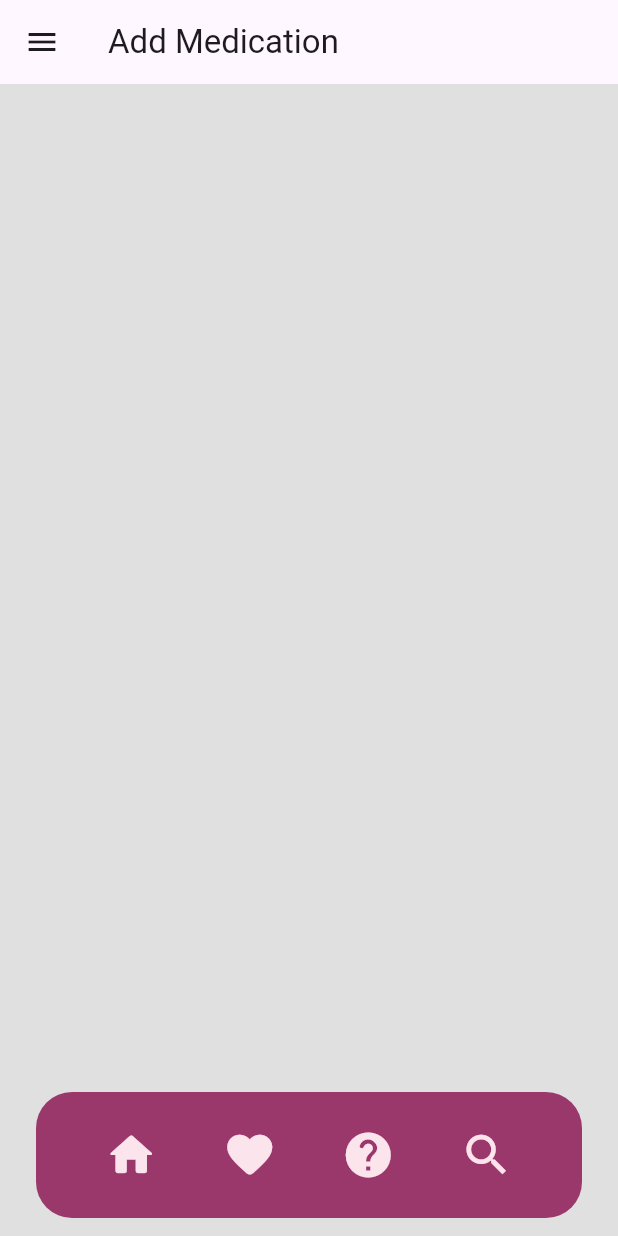
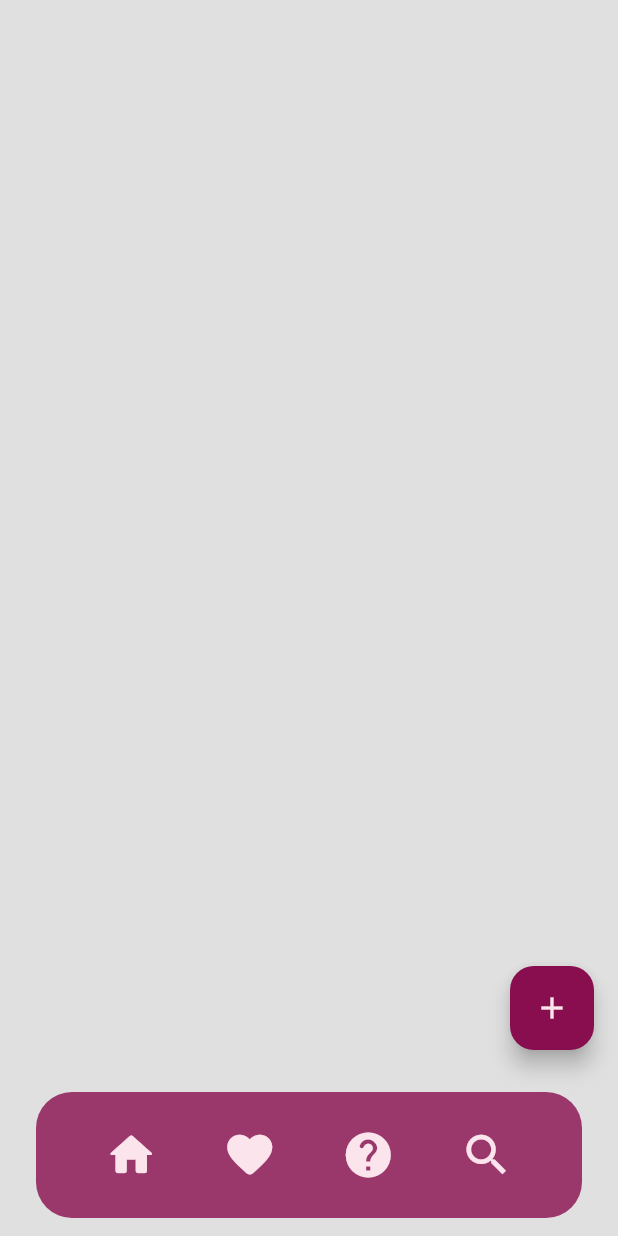
Before and after one commit to sreyasaju/heartSync, a Flutter app: the MedicationLogger screen opened directly, on a phone screen of 412 x 824 dp. Run offline on Flutter 3.47's test engine with Material 3 defaults, Android fonts, the phone set to English and light mode, and no system bars; Roboto replaces fonts that are missing (BalooChettan2).

Commit message:
update medication logger button

```diff
--- a/lib/pages/medication_logger.dart
+++ b/lib/pages/medication_logger.dart
@@ -1,8 +1,6 @@
 import "package:flutter/material.dart";
 import 'package:heart_sync/components/side_menu.dart';
 import 'package:heart_sync/components/nav_bar.dart';
-
-
 
 class MedicationLogger extends StatefulWidget {
   const MedicationLogger({super.key});
@@ -12,17 +10,31 @@ class MedicationLogger extends StatefulWidget {
 }
 
 class _MedicationLoggerState extends State<MedicationLogger> {
+  final _formGlobalKey = GlobalKey<FormState>();
   @override
   Widget build(BuildContext context) {
     return Scaffold(
-      appBar: AppBar(
-        title: Text("Add Medication"),
-        ),
-      extendBody: true,
       backgroundColor: Colors.grey[300],
       drawer: const SideMenu(),
       bottomNavigationBar: const NavBar(),
+      floatingActionButton: FloatingActionButton(
+        backgroundColor: Colors.pink[900],
+        foregroundColor: Colors.pink[50],
+        onPressed: () {
+          // Respond to button press
+        },
+        child: const Icon(Icons.add),
+      ),
+      body: SafeArea(
+        child: SingleChildScrollView(
+          physics: const BouncingScrollPhysics(),
+          child: Column(
+            children: <Widget>[
+              // your other widgets here
+            ],
+          ),
+        ),
+      ),
     );
-
   }
 }
```
